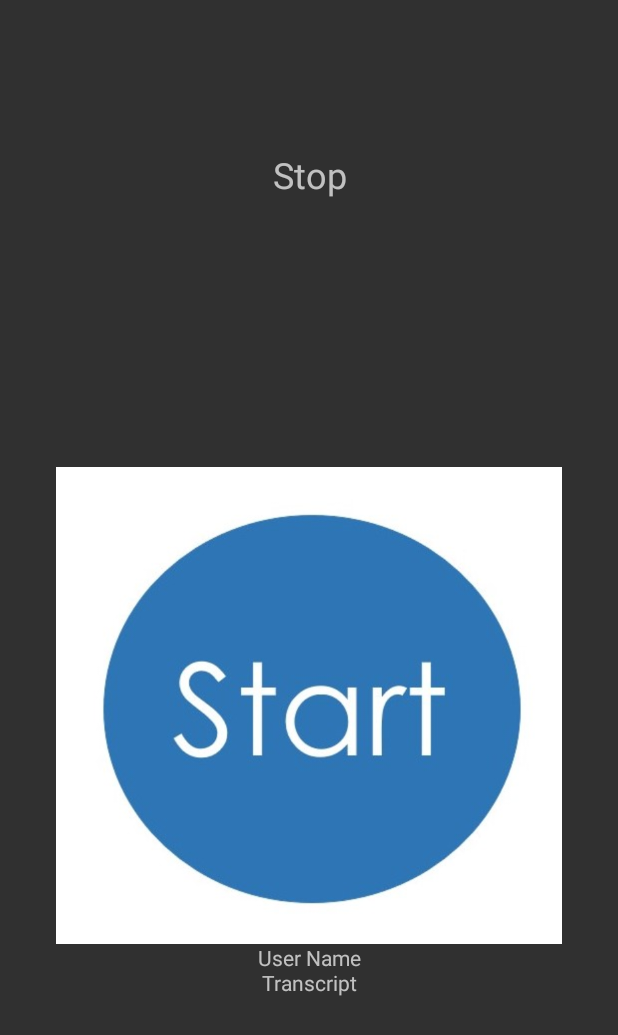
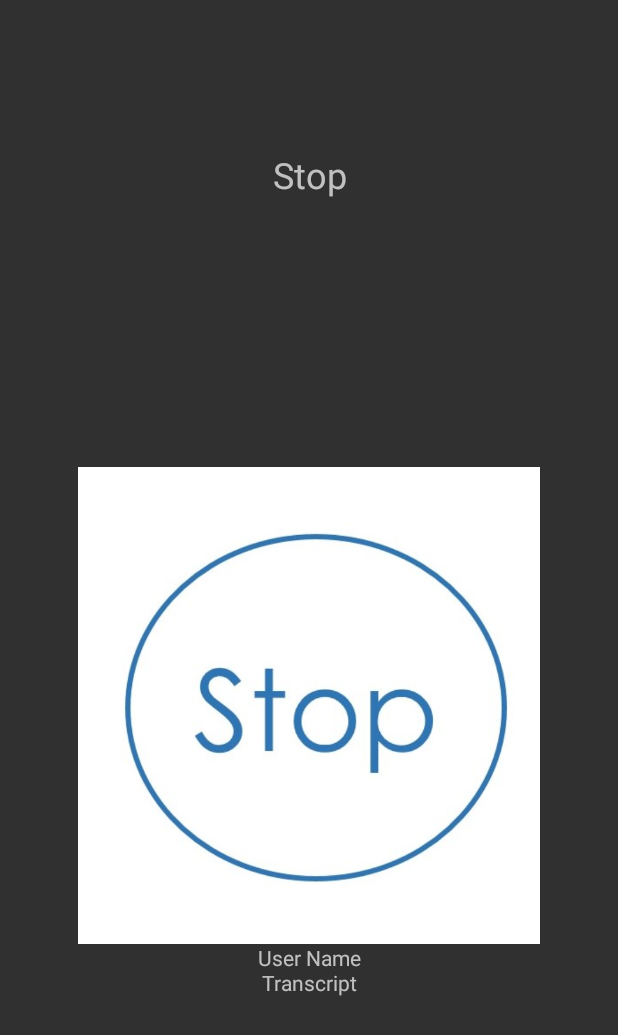
Before and after one commit to gundralaa/VoicedIn, an Android app: the screen it shows after launch (StartRecordActivity), after a tap on an icon or button, on a phone screen of 412 x 824 dp. Shown: the top 1035 px of the screen. Run offline under Robolectric (Android 15) with nearby library versions, the phone set to English and light mode, and no system bars; libraries missing offline, so code that uses them is left out: cafe.adriel.androidaudioconverter, com.microsoft.cognitive, com.microsoft.cognitiveservices; pictures from the network do not load; 2 statements that could not run were skipped.

Commit message:
Added switch for record button start/stop image

```diff
--- a/app/src/main/java/com/example/android/voicedin/StartRecordActivity.java
+++ b/app/src/main/java/com/example/android/voicedin/StartRecordActivity.java
@@ -102,6 +102,9 @@ public class StartRecordActivity extends AppCompatActivity {
             @Override
             public void onClick(View view) {
                 try{
+                    ImageView recordButton = (ImageView) findViewById(R.id.recordButton);
+                    recordButton.setImageResource(R.drawable.record_button_stop);
+
                     AudioRecordingUtils.startRecordingMP3();
                     ((TextView)findViewById(R.id.recordPrompt)).setText("Stop");
                 } catch (Exception e){
```
